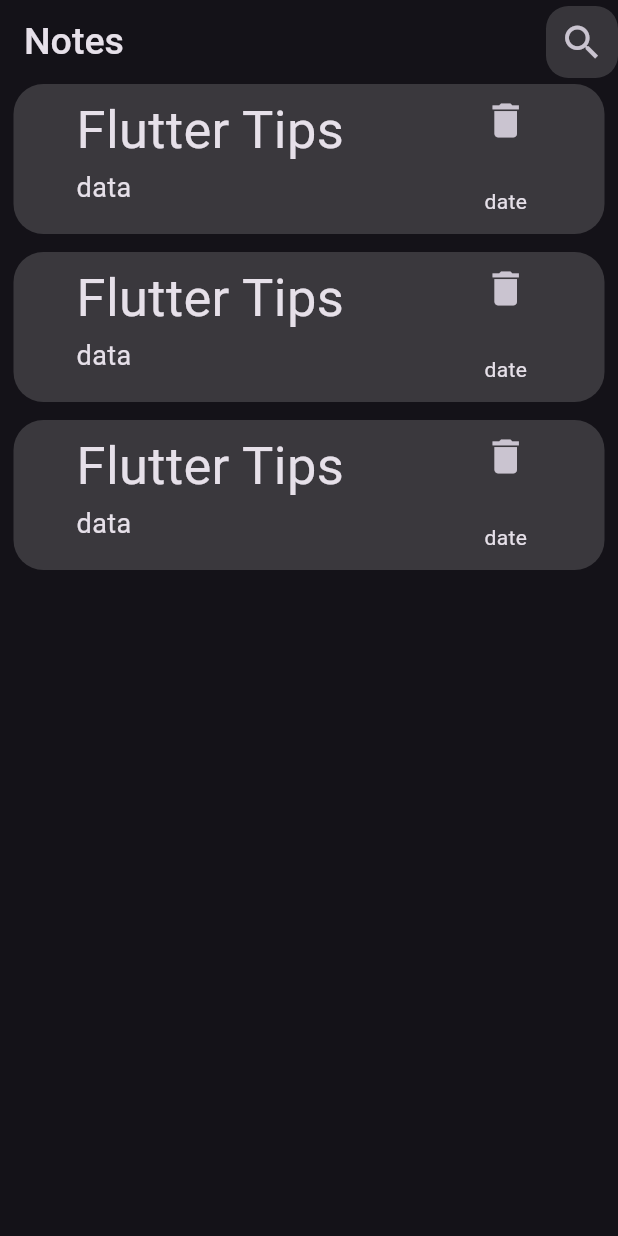
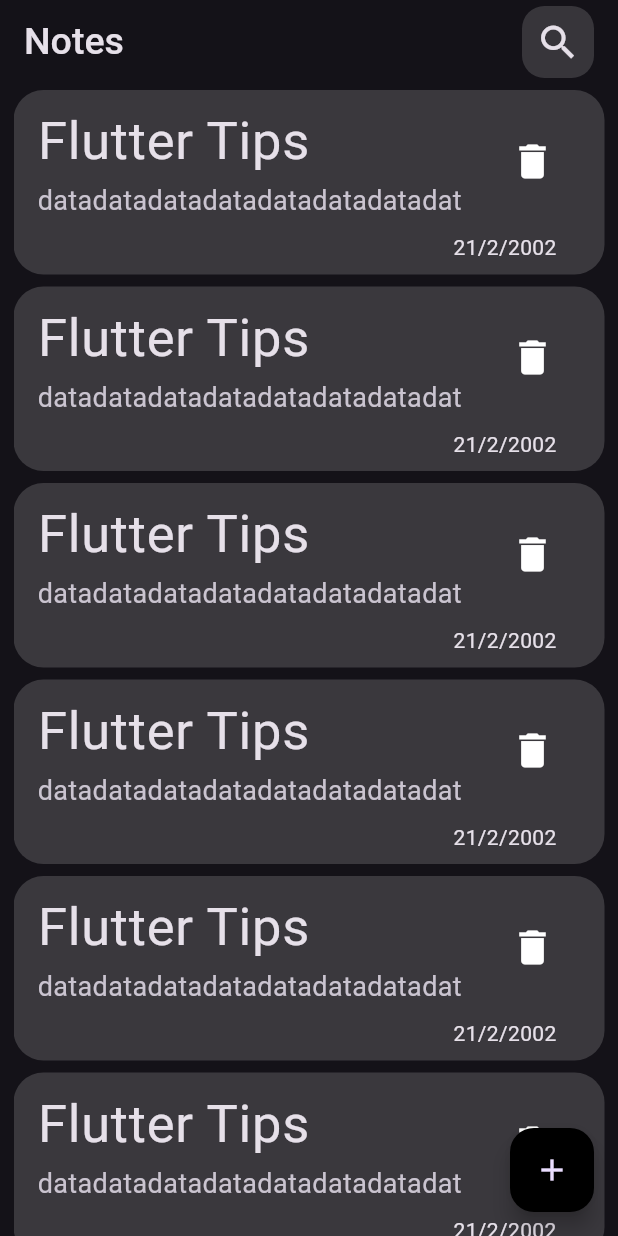
Before and after one commit to ibrahimalnagar45/Notes-App, a Flutter app: the screen it shows after launch, on a phone screen of 412 x 824 dp. Run offline on Flutter 3.47's test engine with Material 3 defaults, Android fonts, the phone set to English and light mode, and no system bars.

Commit message:
finished the bottom sheet

```diff
--- a/lib/views/notes_view.dart
+++ b/lib/views/notes_view.dart
@@ -1,5 +1,7 @@
 import 'package:flutter/material.dart';
-import 'package:notesapp/widgets/note_widget.dart';
+import 'package:notesapp/widgets/add_note_buttom_sheet.dart';
+import '../widgets/custom_app_bar.dart';
+import '../widgets/notes_listview.dart';
 
 class NotesView extends StatelessWidget {
   const NotesView({super.key});
@@ -8,39 +10,22 @@ class NotesView extends StatelessWidget {
   Widget build(BuildContext context) {
     return Scaffold(
       appBar: AppBar(
-        title: const Text(
-          "Notes",
-          style: TextStyle(fontSize: 25, fontWeight: FontWeight.w500),
-        ),
-        actions: [
-          Container(
-            decoration: BoxDecoration(
-              borderRadius: BorderRadiusDirectional.circular(15),
-              color: Colors.white.withOpacity(.15),
-            ),
-            child: IconButton(
-              onPressed: () {},
-              icon: const Icon(
-                Icons.search,
-                size: 30,
-              ),
-            ),
-          )
-        ],
+        title: const CustomAppBar(),
       ),
-      body: Padding(
-        padding: const EdgeInsets.symmetric(horizontal: 9.0),
-        child: ListView(children: [
-          NoteWidget(),
-          SizedBox(
-            height: 12,
-          ),
-          NoteWidget(),
-          SizedBox(
-            height: 12,
-          ),
-          NoteWidget(),
-        ]),
+      floatingActionButton: FloatingActionButton(
+        onPressed: () {
+          showModalBottomSheet(
+              context: context,
+              builder: (context) {
+                return const AddNoteBottumSheet();
+              });
+        },
+        backgroundColor: Colors.black,
+        child: const Icon(Icons.add),
+      ),
+      body: const Padding(
+        padding: EdgeInsets.symmetric(horizontal: 9.0),
+        child: NotesListView(),
       ),
     );
   }
--- /dev/null
+++ b/lib/widgets/custom_app_bar.dart
@@ -0,0 +1,28 @@
+import 'package:flutter/material.dart';
+
+import 'custom_search_icon.dart';
+
+class CustomAppBar extends StatelessWidget {
+  const CustomAppBar({super.key});
+
+  @override
+  Widget build(BuildContext context) {
+    return Row(
+      children: [
+    const    Expanded(
+          child:  Text(
+            "Notes",
+            style: TextStyle(fontSize: 25, fontWeight: FontWeight.w500),
+          ),
+        ),
+        Container(
+          decoration: BoxDecoration(
+            borderRadius: BorderRadiusDirectional.circular(15),
+            color: Colors.white.withOpacity(.15),
+          ),
+          child: const CustomSearchIcon(),
+        )
+      ],
+    );
+  }
+}
--- /dev/null
+++ b/lib/widgets/custom_search_icon.dart
@@ -0,0 +1,16 @@
+import 'package:flutter/material.dart';
+
+class CustomSearchIcon extends StatelessWidget {
+  const CustomSearchIcon({super.key});
+
+  @override
+  Widget build(BuildContext context) {
+    return   IconButton(
+      onPressed: () {},
+      icon: const Icon(
+        Icons.search,
+        size: 30,
+      ),
+    );
+  }
+}
--- /dev/null
+++ b/lib/widgets/note_card.dart
@@ -0,0 +1,49 @@
+import 'package:flutter/material.dart';
+class NoteCard extends StatelessWidget {
+  const NoteCard({super.key});
+
+  @override
+  Widget build(BuildContext context) {
+    return Container(
+      decoration: BoxDecoration(
+          color: Colors.white.withOpacity(.16),
+          borderRadius: BorderRadius.circular(20)),
+      child: Column(
+        crossAxisAlignment: CrossAxisAlignment.end,
+        children: [
+          ListTile(
+            title: const Text(
+              "Flutter Tips",
+              style: TextStyle(
+                fontSize: 35,
+              ),
+            ),
+            subtitle: const Text(
+              "datadatadatadatadatadatadatadatadatadatadatadatadatadatadatadata",
+              style: TextStyle(
+                fontSize: 18,
+              ),
+              maxLines: 1,
+              overflow: TextOverflow.clip,
+            ),
+            trailing: IconButton(
+              onPressed: () {},
+              icon: const Icon(
+                Icons.delete,
+                size: 30,
+                color: Colors.white,
+              ),
+            ),
+          ),
+          const Padding(
+            padding: EdgeInsets.only(right: 32, bottom: 8),
+            child: Text(
+              "21/2/2002",
+              // style: TextStyle(),
+            ),
+          )
+        ],
+      ),
+    );
+  }
+}
--- a/lib/widgets/note_widget.dart
+++ /dev/null
@@ -1,60 +0,0 @@
-import 'package:flutter/material.dart';
-
-class NoteWidget extends StatelessWidget {
-  const NoteWidget({super.key});
-
-  @override
-  Widget build(BuildContext context) {
-    return Stack(
-      children: [
-        Container(
-          height: 100,
-          decoration: BoxDecoration(
-              color: Colors.white.withOpacity(.16),
-              borderRadius: BorderRadius.circular(20)),
-        ),
-        Row(
-          mainAxisAlignment: MainAxisAlignment.spaceAround,
-          children: [
-            Column(
-              crossAxisAlignment: CrossAxisAlignment.start,
-              children: [
-                Text(
-                  "Flutter Tips",
-                  style: TextStyle(
-                    fontSize: 35,
-                  ),
-                ),
-                SizedBox(
-                  height: 1,
-                ),
-                Text(
-                  "data",
-                  style: TextStyle(fontSize: 18),
-                ),
-              ],
-            ),
-            Column(
-              children: [
-                IconButton(
-                  onPressed: () {},
-                  icon: Icon(
-                    Icons.delete,
-                    size: 30,
-                  ),
-                ),
-                SizedBox(
-                  height: 20,
-                ),
-                Text(
-                  "date",
-                  // style: TextStyle(),
-                )
-              ],
-            )
-          ],
-        )
-      ],
-    );
-  }
-}
--- /dev/null
+++ b/lib/widgets/notes_listview.dart
@@ -0,0 +1,20 @@
+
+import 'package:flutter/material.dart';
+
+import 'note_card.dart';
+
+class NotesListView extends StatelessWidget {
+  const NotesListView({super.key});
+
+  @override
+  Widget build(BuildContext context) {
+    return ListView.builder(
+            itemCount: 20,
+            itemBuilder: (context, index) {
+              return const Padding(
+                padding:   EdgeInsets.symmetric(vertical: 4.0),
+                child:  NoteCard(),
+              );
+            });
+  }
+}
```
Also changed, not shown: lib/widgets/add_note_buttom_sheet.dart (added, +31 -0 lines), lib/widgets/custom_botton.dart (added, +24 -0 lines), lib/widgets/custom_textfield.dart (added, +88 -0 lines), lib/constants.dart (added).
